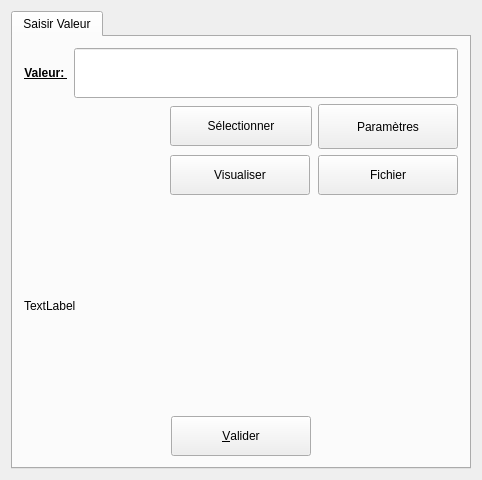
Qt form UiQT4/desUniqueBase.ui (SalomePlatform/eficas_tools) before a commit.
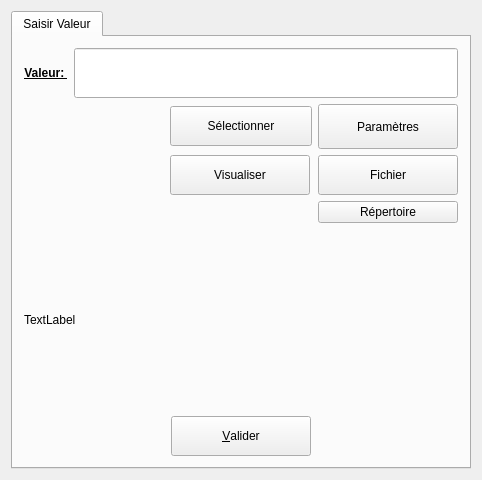
The same form after that commit. Icons and pictures are not drawn.

Commit message: Add type 'Repertoire'

```diff
--- a/UiQT4/desUniqueBase.ui
+++ b/UiQT4/desUniqueBase.ui
@@ -151,6 +151,13 @@
            </property>
           </widget>
          </item>
+         <item row="2" column="2">
+          <widget class="QPushButton" name="BRepertoire">
+           <property name="text">
+            <string>Répertoire</string>
+           </property>
+          </widget>
+         </item>
         </layout>
        </item>
        <item row="2" column="0">
```
The commit also changes 3 other files.
